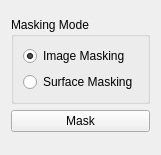
MITK/MITK, file Plugins/org.mitk.gui.qt.segmentation/src/internal/SegmentationUtilities/ImageMasking/QmitkImageMaskingWidgetControls.ui: the form before one commit.
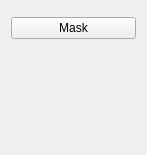
The form after the commit. Custom widgets are drawn as their Qt base class.

Commit message: Simplify Image Masking utility

What changed in the file:
```diff
--- a/Plugins/org.mitk.gui.qt.segmentation/src/internal/SegmentationUtilities/ImageMasking/QmitkImageMaskingWidgetControls.ui
+++ b/Plugins/org.mitk.gui.qt.segmentation/src/internal/SegmentationUtilities/ImageMasking/QmitkImageMaskingWidgetControls.ui
@@ -21,32 +21,6 @@
      </property>
     </widget>
    </item>
-   <item>
-    <widget class="QGroupBox" name="groupBox">
-     <property name="title">
-      <string>Masking Mode</string>
-     </property>
-     <layout class="QVBoxLayout" name="verticalLayout_2">
-      <item>
-       <widget class="QRadioButton" name="rbMaskImage">
-        <property name="text">
-         <string>Image Masking</string>
-        </property>
-        <property name="checked">
-         <bool>true</bool>
-        </property>
-       </widget>
-      </item>
-      <item>
-       <widget class="QRadioButton" name="rbMaskSurface">
-        <property name="text">
-         <string>Surface Masking</string>
-        </property>
-       </widget>
-      </item>
-     </layout>
-    </widget>
-   </item>
    <item>
     <widget class="QPushButton" name="btnMaskImage">
      <property name="text">
```
The commit also changes 4 other files.
